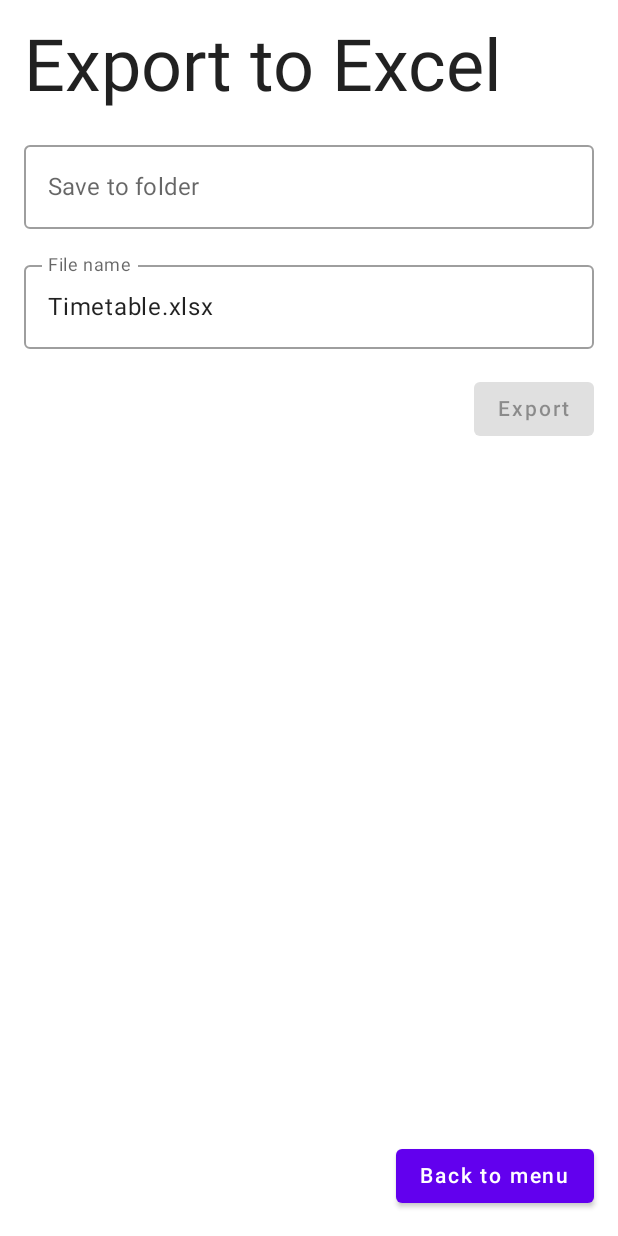
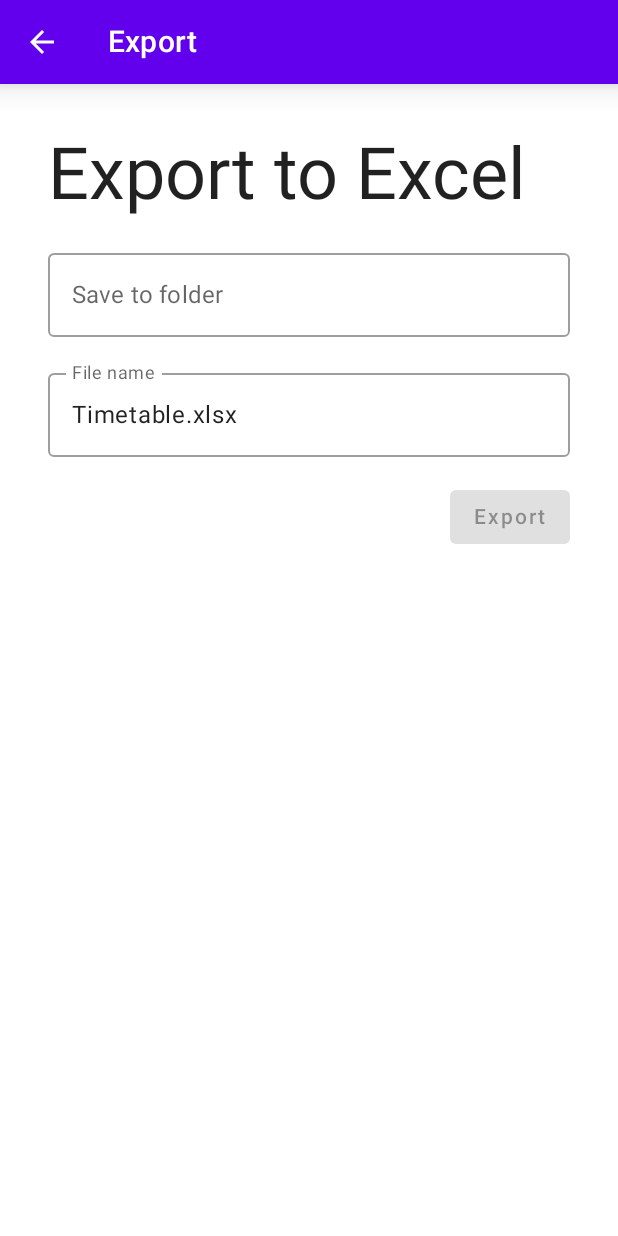
Before and after one commit to XDLoLiK/timetable-generator, an Android app built with Jetpack Compose: the ExportScreen screen opened through its navigation route, on a phone screen of 412 x 824 dp. Run offline under Robolectric (Android 15) with nearby library versions, the phone set to English and light mode, and no system bars; libraries missing offline, so code that uses them is left out: co.touchlab.kermit.

Commit message:
screens: Add settings page
Intergrate settings ViewModel into ExportScreen.

Signed-off-by: Stanislav Goryainov <stangoryainov@gmail.com>

```diff
--- a/composeApp/src/commonMain/kotlin/org/mipt/timetable/App.kt
+++ b/composeApp/src/commonMain/kotlin/org/mipt/timetable/App.kt
@@ -3,6 +3,7 @@ package org.mipt.timetable
 import androidx.compose.material.MaterialTheme
 import androidx.compose.runtime.Composable
 import androidx.compose.runtime.CompositionLocalProvider
+import androidx.compose.runtime.remember
 import androidx.compose.runtime.staticCompositionLocalOf
 import androidx.navigation.NavHostController
 import androidx.navigation.compose.NavHost
@@ -12,12 +13,14 @@ import co.touchlab.kermit.Logger
 import org.jetbrains.compose.ui.tooling.preview.Preview
 import org.mipt.timetable.bloc.group.GroupViewModel
 import org.mipt.timetable.bloc.room.RoomViewModel
+import org.mipt.timetable.bloc.settings.SettingsViewModel
 import org.mipt.timetable.bloc.solver.SolverViewModel
 import org.mipt.timetable.bloc.teacher.TeacherViewModel
 import org.mipt.timetable.bloc.timetable.TimetableViewModel
-import org.mipt.timetable.presentation.screens.ExportScreen
-import org.mipt.timetable.presentation.screens.HomeScreen
-import org.mipt.timetable.presentation.screens.InputScreen
+import org.mipt.timetable.presentation.screens.ExportScreenRoot
+import org.mipt.timetable.presentation.screens.HomeScreenRoot
+import org.mipt.timetable.presentation.screens.InputScreenRoot
+import org.mipt.timetable.presentation.screens.SettingsScreenRoot
 
 object AppLogger {
     val logger = Logger.withTag("TimetableGenerator")
@@ -31,16 +34,18 @@ val LocalTimetableViewModel = staticCompositionLocalOf<TimetableViewModel> {
     error("TimetableViewModel is not provided")
 }
 val LocalSolverViewModel = staticCompositionLocalOf<SolverViewModel> { error("SolverViewModel is not provided") }
+val LocalSettingsViewMoel = staticCompositionLocalOf<SettingsViewModel> { error("SettingsViewModel is not provided") }
 
 @Composable
 @Preview
 fun App() {
     val navController = rememberNavController()
-    val roomViewModel = RoomViewModel()
-    val groupViewModel = GroupViewModel()
-    val teacherViewModel = TeacherViewModel()
-    val timetableViewModel = TimetableViewModel()
-    val solverViewModel = SolverViewModel()
+    val roomViewModel = remember { RoomViewModel() }
+    val groupViewModel = remember { GroupViewModel() }
+    val teacherViewModel = remember { TeacherViewModel() }
+    val timetableViewModel = remember { TimetableViewModel() }
+    val solverViewModel = remember { SolverViewModel() }
+    val settingsViewModel = remember { SettingsViewModel() }
 
     CompositionLocalProvider(
         LocalNavController provides navController,
@@ -49,15 +54,22 @@ fun App() {
         LocalTeacherViewModel provides teacherViewModel,
         LocalTimetableViewModel provides timetableViewModel,
         LocalSolverViewModel provides solverViewModel,
+        LocalSettingsViewMoel provides settingsViewModel,
     ) {
         MaterialTheme {
             NavHost(
                 navController = LocalNavController.current,
                 startDestination = Route.HOME,
             ) {
-                composable(Route.HOME) { HomeScreen() }
-                composable(Route.INPUT) { InputScreen() }
-                composable(Route.EXPORT) { ExportScreen() }
+                composable(Route.HOME) { HomeScreenRoot() }
+                composable(Route.INPUT) { InputScreenRoot() }
+                composable(Route.EXPORT) {
+                    ExportScreenRoot(
+                        solverViewModel = solverViewModel,
+                        settingsViewModel = settingsViewModel,
+                    )
+                }
+                composable(Route.SETTINGS) { SettingsScreenRoot(settingsViewModel) }
             }
         }
     }
--- a/composeApp/src/commonMain/kotlin/org/mipt/timetable/Route.kt
+++ b/composeApp/src/commonMain/kotlin/org/mipt/timetable/Route.kt
@@ -4,4 +4,5 @@ object Route {
     const val HOME = "Home"
     const val INPUT = "InputScreen"
     const val EXPORT = "ExportScreen"
+    const val SETTINGS = "SettingsScreen"
 }
--- a/composeApp/src/commonMain/kotlin/org/mipt/timetable/bloc/room/RoomViewModel.kt
+++ b/composeApp/src/commonMain/kotlin/org/mipt/timetable/bloc/room/RoomViewModel.kt
@@ -4,7 +4,6 @@ import androidx.lifecycle.ViewModel
 import kotlinx.coroutines.flow.MutableStateFlow
 import kotlinx.coroutines.flow.asStateFlow
 import kotlinx.coroutines.flow.update
-import org.mipt.timetable.AppLogger
 import kotlin.uuid.ExperimentalUuidApi
 
 @OptIn(ExperimentalUuidApi::class)
--- /dev/null
+++ b/composeApp/src/commonMain/kotlin/org/mipt/timetable/bloc/settings/SettingsState.kt
@@ -0,0 +1,8 @@
+package org.mipt.timetable.bloc.settings
+
+import org.mipt.timetable.data.model.Settings
+
+sealed class SettingsState {
+    data class Unsaved(val settings: Settings, val changed: Settings) : SettingsState()
+    data class Saved(val settings: Settings) : SettingsState()
+}
--- a/composeApp/src/commonMain/kotlin/org/mipt/timetable/bloc/solver/SolverEvent.kt
+++ b/composeApp/src/commonMain/kotlin/org/mipt/timetable/bloc/solver/SolverEvent.kt
@@ -4,4 +4,5 @@ import org.mipt.timetable.data.model.PackedParameters
 
 sealed class SolverEvent {
     data class SubmitProblem(val params: PackedParameters) : SolverEvent()
+    data class SetServerUrl(val url: String) : SolverEvent()
 }
--- a/composeApp/src/commonMain/kotlin/org/mipt/timetable/bloc/solver/SolverViewModel.kt
+++ b/composeApp/src/commonMain/kotlin/org/mipt/timetable/bloc/solver/SolverViewModel.kt
@@ -12,21 +12,22 @@ import org.mipt.timetable.data.repository.TimetableService
 import kotlin.uuid.ExperimentalUuidApi
 import kotlin.uuid.Uuid
 
+@OptIn(ExperimentalUuidApi::class)
 class SolverViewModel : ViewModel() {
+    private val _service: TimetableService = TimetableService("http://0.0.0.0:8080")
     private val _state = MutableStateFlow<SolverState>(SolverState.Idle())
-    private val _service: TimetableService = TimetableService("http://0.0.0.0:8080")
     val state = _state.asStateFlow()
 
     fun onEvent(event: SolverEvent) {
         when (event) {
             is SolverEvent.SubmitProblem -> onSubmitProblem(event)
+            is SolverEvent.SetServerUrl -> onSetServerUrl(event)
         }
     }
 
-    @OptIn(ExperimentalUuidApi::class)
     private fun onSubmitProblem(event: SolverEvent.SubmitProblem) {
         viewModelScope.launch {
-            val response = _service.sendJson(event.params);
+            val response = _service.sendJson(event.params)
 
             when (response.status) {
                 HttpStatusCode.Created -> _state.update {
@@ -37,4 +38,8 @@ class SolverViewModel : ViewModel() {
             }
         }
     }
+
+    private fun onSetServerUrl(event: SolverEvent.SetServerUrl) {
+        _service.setUrl(event.url)
+    }
 }
--- a/composeApp/src/commonMain/kotlin/org/mipt/timetable/bloc/timetable/TimetableEvent.kt
+++ b/composeApp/src/commonMain/kotlin/org/mipt/timetable/bloc/timetable/TimetableEvent.kt
@@ -1,4 +1,3 @@
 package org.mipt.timetable.bloc.timetable
 
-sealed class TimetableEvent {
-}
+sealed class TimetableEvent
--- a/composeApp/src/commonMain/kotlin/org/mipt/timetable/bloc/timetable/TimetableState.kt
+++ b/composeApp/src/commonMain/kotlin/org/mipt/timetable/bloc/timetable/TimetableState.kt
@@ -1,4 +1,3 @@
 package org.mipt.timetable.bloc.timetable
 
-class TimetableState {
-}
+class TimetableState
--- /dev/null
+++ b/composeApp/src/commonMain/kotlin/org/mipt/timetable/data/model/Settings.kt
@@ -0,0 +1,5 @@
+package org.mipt.timetable.data.model
+
+data class Settings(
+    val serverUrl: String = "http://0.0.0.0:8080"
+)
--- a/composeApp/src/commonMain/kotlin/org/mipt/timetable/data/repository/TimetableRepository.kt
+++ b/composeApp/src/commonMain/kotlin/org/mipt/timetable/data/repository/TimetableRepository.kt
@@ -2,5 +2,4 @@ package org.mipt.timetable.data.repository
 
 class TimetableRepository(
     private val _service: TimetableService = TimetableService()
-) {
-}
+)
--- a/composeApp/src/commonMain/kotlin/org/mipt/timetable/data/repository/TimetableService.kt
+++ b/composeApp/src/commonMain/kotlin/org/mipt/timetable/data/repository/TimetableService.kt
@@ -9,7 +9,6 @@ import io.ktor.http.*
 import io.ktor.serialization.kotlinx.json.*
 import kotlinx.coroutines.async
 import kotlinx.coroutines.coroutineScope
-import kotlinx.serialization.Serializable
 import kotlinx.serialization.json.Json
 import org.mipt.timetable.AppLogger
 import org.mipt.timetable.data.model.ArrangedClass
@@ -23,7 +22,7 @@ sealed class ClassRequestStatus {
 }
 
 class TimetableService(
-    val baseUrl: String = ""
+    private var baseUrl: String = ""
 ) {
     private val httpClient = HttpClient(CIO) {
         install(ContentNegotiation) {
@@ -35,6 +34,10 @@ class TimetableService(
                 }
             )
         }
+    }
+
+    fun setUrl(url: String) {
+        baseUrl = url
     }
 
     suspend fun sendJson(params: PackedParameters): HttpResponse {
--- a/composeApp/src/commonMain/kotlin/org/mipt/timetable/presentation/screens/ExportScreen.kt
+++ b/composeApp/src/commonMain/kotlin/org/mipt/timetable/presentation/screens/ExportScreen.kt
@@ -2,44 +2,86 @@ package org.mipt.timetable.presentation.screens
 
 import androidx.compose.foundation.layout.*
 import androidx.compose.material.*
+import androidx.compose.material.icons.Icons
+import androidx.compose.material.icons.automirrored.filled.ArrowBack
 import androidx.compose.runtime.*
 import androidx.compose.ui.Alignment
 import androidx.compose.ui.Modifier
 import androidx.compose.ui.unit.dp
-import org.mipt.timetable.*
+import org.mipt.timetable.LocalGroupViewModel
+import org.mipt.timetable.LocalNavController
+import org.mipt.timetable.LocalRoomViewModel
+import org.mipt.timetable.LocalTeacherViewModel
+import org.mipt.timetable.bloc.settings.SettingsState
+import org.mipt.timetable.bloc.settings.SettingsViewModel
 import org.mipt.timetable.bloc.solver.SolverEvent
 import org.mipt.timetable.bloc.solver.SolverState
+import org.mipt.timetable.bloc.solver.SolverViewModel
 import org.mipt.timetable.data.model.PackedParameters
 import kotlin.uuid.ExperimentalUuidApi
 
+@Composable
+fun ExportScreenRoot(
+    solverViewModel: SolverViewModel = SolverViewModel(),
+    settingsViewModel: SettingsViewModel = SettingsViewModel(),
+) {
+    val navController = LocalNavController.current
+    val solverState by solverViewModel.state.collectAsState()
+    val settingsState by settingsViewModel.state.collectAsState()
+
+    ExportScreen(
+        solverState = solverState,
+        settingsState = settingsState,
+        onEvent = solverViewModel::onEvent,
+        onGoBack = { navController.popBackStack() }
+    )
+}
+
 @OptIn(ExperimentalUuidApi::class)
 @Composable
-fun ExportScreen() {
-    val navController = LocalNavController.current
-
+private fun ExportScreen(
+    solverState: SolverState,
+    settingsState: SettingsState,
+    onEvent: (SolverEvent) -> Unit,
+    onGoBack: () -> Unit = {},
+) {
     val roomState by LocalRoomViewModel.current.state.collectAsState()
     val groupState by LocalGroupViewModel.current.state.collectAsState()
     val teacherState by LocalTeacherViewModel.current.state.collectAsState()
-
-    val solverViewModel = LocalSolverViewModel.current
-    val solverState by solverViewModel.state.collectAsState()
 
     var filePath by remember { mutableStateOf("") }
     var fileName by remember { mutableStateOf("Timetable.xlsx") }
     var isExporting by remember { mutableStateOf(false) }
     var exportSuccess by remember { mutableStateOf(false) }
 
+    val serverUrl = when (settingsState) {
+        is SettingsState.Saved -> settingsState.settings.serverUrl
+        is SettingsState.Unsaved -> settingsState.settings.serverUrl
+    }
+    LaunchedEffect(serverUrl) {
+        onEvent(SolverEvent.SetServerUrl(serverUrl))
+    }
+
     Scaffold(
-        floatingActionButton = {
-            Button(
-                onClick = { navController.popBackStack() },
-            ) {
-                Text("Back to menu")
+        topBar = {
+            TopAppBar(
+                title = { Text("Export") },
+                backgroundColor = MaterialTheme.colors.primary,
+                contentColor = contentColorFor(MaterialTheme.colors.primary),
+                elevation = 12.dp,
+                navigationIcon = {
+                    IconButton(onClick = onGoBack) {
+                        Icon(
+                            imageVector = Icons.AutoMirrored.Filled.ArrowBack,
+                            contentDescription = "Back to menu"
+                        )
                     }
+                }
+            )
         },
     ) {
         Column(
-            modifier = Modifier.fillMaxSize().padding(16.dp),
+            modifier = Modifier.fillMaxSize().padding(32.dp),
             verticalArrangement = Arrangement.spacedBy(16.dp)
         ) {
             when (solverState) {
@@ -64,9 +106,8 @@ fun ExportScreen() {
                     )
 
                     Button(
-                        onClick =
-                            {
-                                solverViewModel.onEvent(
+                        onClick = {
+                            onEvent(
                                 SolverEvent.SubmitProblem(
                                     PackedParameters(
                                         roomState.rooms.values.toList(),
@@ -91,7 +132,7 @@ fun ExportScreen() {
                                 Button(
                                     onClick = {
                                         exportSuccess = false
-                                        navController.popBackStack()
+                                        onGoBack()
                                     }
                                 ) {
                                     Text("Ok")
@@ -100,14 +141,16 @@ fun ExportScreen() {
                         )
                     }
                 }
+
                 is SolverState.Solving -> {
                     CircularProgressIndicator(Modifier.size(16.dp))
                     Spacer(modifier = Modifier.width(8.dp))
                     Text("Exporting...")
-                    Text("Your uuid is ${(solverState as SolverState.Solving).uuid.toString()}")
+                    Text("Your uuid is ${solverState.uuid}")
                 }
+
                 is SolverState.Error -> {
-                    Text("Error code: ${solverState.toString()}")
+                    Text("Error code: ${solverState.response}")
                 }
             }
         }
--- a/composeApp/src/commonMain/kotlin/org/mipt/timetable/presentation/screens/HomeScreen.kt
+++ b/composeApp/src/commonMain/kotlin/org/mipt/timetable/presentation/screens/HomeScreen.kt
@@ -1,28 +1,39 @@
 package org.mipt.timetable.presentation.screens
 
-import androidx.compose.foundation.layout.Arrangement
-import androidx.compose.foundation.layout.Column
-import androidx.compose.foundation.layout.Spacer
-import androidx.compose.foundation.layout.fillMaxSize
-import androidx.compose.foundation.layout.height
-import androidx.compose.foundation.layout.width
-import androidx.compose.material.Button
-import androidx.compose.material.MaterialTheme
-import androidx.compose.material.Scaffold
-import androidx.compose.material.Text
+import androidx.compose.foundation.layout.*
+import androidx.compose.material.*
+import androidx.compose.material.icons.Icons
+import androidx.compose.material.icons.filled.Settings
 import androidx.compose.runtime.Composable
 import androidx.compose.ui.Alignment
 import androidx.compose.ui.Modifier
 import androidx.compose.ui.unit.dp
-import androidx.navigation.NavController
 import org.mipt.timetable.LocalNavController
 import org.mipt.timetable.Route
 
 @Composable
-fun HomeScreen() {
+fun HomeScreenRoot() {
     val navController = LocalNavController.current
 
-    Scaffold {
+    HomeScreen(
+        onNavigate = { navController.navigate(it) }
+    )
+}
+
+@Composable
+private fun HomeScreen(
+    onNavigate: (String) -> Unit = {},
+) {
+    Scaffold(
+        floatingActionButton = {
+            IconButton(onClick = { onNavigate(Route.SETTINGS) }) {
+                Icon(
+                    imageVector = Icons.Default.Settings,
+                    contentDescription = "Settings"
+                )
+            }
+        }
+    ) {
         Column(
             verticalArrangement = Arrangement.Center,
             horizontalAlignment = Alignment.CenterHorizontally,
@@ -36,13 +47,13 @@ fun HomeScreen() {
                 modifier = Modifier.height(32.dp)
             )
             Button(
-                onClick = { navController.navigate(Route.INPUT) },
+                onClick = { onNavigate(Route.INPUT) },
                 modifier = Modifier.width(100.dp),
             ) {
                 Text("Input")
             }
             Button(
-                onClick = { navController.navigate(Route.EXPORT) },
+                onClick = { onNavigate(Route.EXPORT) },
                 modifier = Modifier.width(100.dp)
             ) {
                 Text("Export")
```
Also changed, not shown: composeApp/src/commonMain/kotlin/org/mipt/timetable/bloc/settings/SettingsEvent.kt (added, +8 -0 lines), composeApp/src/commonMain/kotlin/org/mipt/timetable/bloc/settings/SettingsViewModel.kt (added, +58 -0 lines), composeApp/src/commonMain/kotlin/org/mipt/timetable/presentation/screens/InputScreen.kt (+41 -16 lines), composeApp/src/commonMain/kotlin/org/mipt/timetable/presentation/screens/SettingsScreen.kt (added, +96 -0 lines), composeApp/src/commonMain/kotlin/org/mipt/timetable/presentation/widgets/GroupInputTab.kt (+17 -19 lines), composeApp/src/commonMain/kotlin/org/mipt/timetable/presentation/widgets/RoomInputTab.kt (+16 -7 lines), composeApp/src/commonMain/kotlin/org/mipt/timetable/presentation/widgets/TeacherInputTab.kt (+15 -6 lines). Lines whose indentation alone changed are shown as unchanged.
